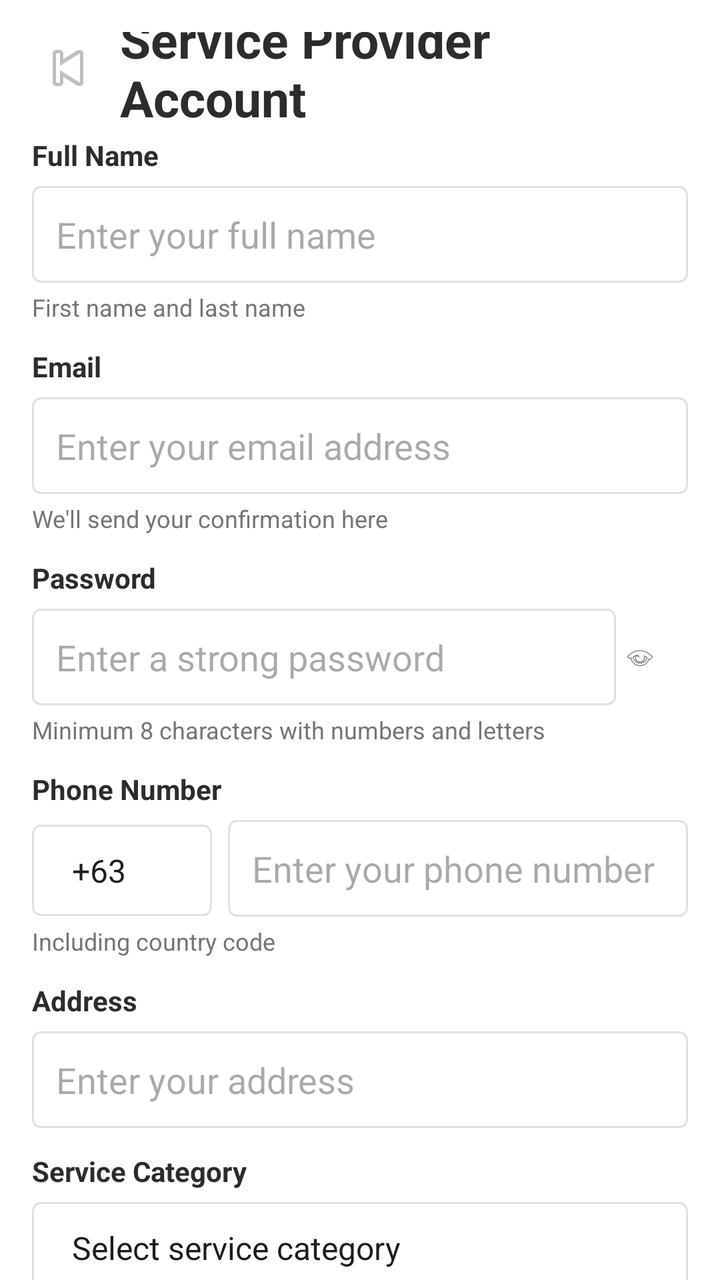
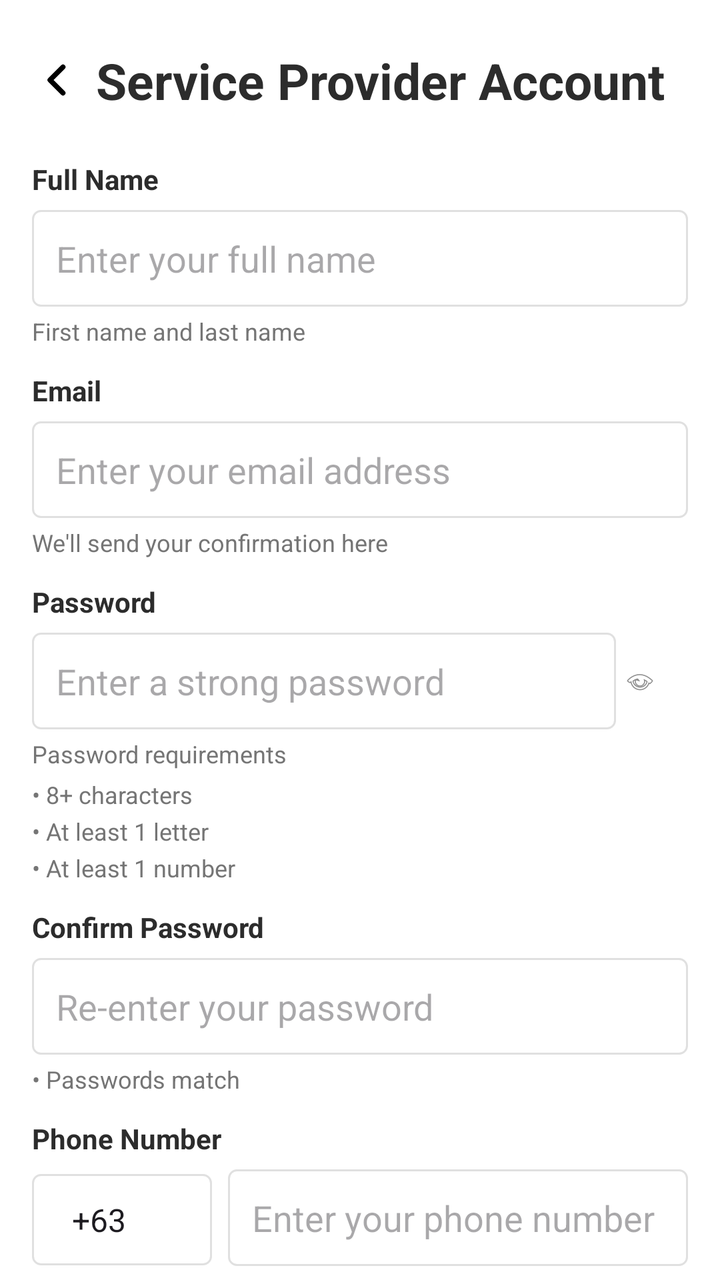

Before-and-after screenshots of an Android layout around one commit, followed by the original layout XML and the change that was made.
<!-- AndroidManifest.xml: application theme Theme.FixItFinderApp -->
<!-- res/layout/activity_provider_register.xml -->
<?xml version="1.0" encoding="utf-8"?>
<androidx.core.widget.NestedScrollView
    xmlns:android="http://schemas.android.com/apk/res/android"
    xmlns:app="http://schemas.android.com/apk/res-auto"
    android:layout_width="match_parent"
    android:layout_height="match_parent"
    android:background="@color/color_background"
    android:fillViewport="true">

    <androidx.constraintlayout.widget.ConstraintLayout
        android:layout_width="match_parent"
        android:layout_height="wrap_content"
        android:padding="16dp">

        <ImageButton
            android:id="@+id/btnBack"
            android:layout_width="36dp"
            android:layout_height="36dp"
            android:background="@android:color/transparent"
            android:contentDescription="Back"
            android:src="@android:drawable/ic_media_previous"
            app:layout_constraintStart_toStartOf="parent"
            app:layout_constraintTop_toTopOf="parent" />

        <TextView
            android:id="@+id/tvPageTitle"
            android:layout_width="0dp"
            android:layout_height="wrap_content"
            android:layout_marginStart="8dp"
            android:text="Service Provider Account"
            android:textColor="@color/color_text_dark"
            android:textSize="25sp"
            android:textStyle="bold"
            app:layout_constraintBottom_toBottomOf="@+id/btnBack"
            app:layout_constraintEnd_toEndOf="parent"
            app:layout_constraintStart_toEndOf="@+id/btnBack"
            app:layout_constraintTop_toTopOf="@+id/btnBack" />

        <TextView
            android:id="@+id/tvFullNameLabel"
            android:layout_width="wrap_content"
            android:layout_height="wrap_content"
            android:layout_marginTop="16dp"
            android:text="Full Name"
            android:textColor="@color/color_text_dark"
            android:textSize="14sp"
            android:textStyle="bold"
            app:layout_constraintStart_toStartOf="parent"
            app:layout_constraintTop_toBottomOf="@+id/btnBack" />

        <EditText
            android:id="@+id/edtFullName"
            android:layout_width="0dp"
            android:layout_height="wrap_content"
            android:layout_marginTop="6dp"
            android:background="@drawable/edittext_background"
            android:hint="Enter your full name"
            android:inputType="textPersonName"
            android:padding="12dp"
            app:layout_constraintEnd_toEndOf="parent"
            app:layout_constraintStart_toStartOf="parent"
            app:layout_constraintTop_toBottomOf="@+id/tvFullNameLabel" />

        <TextView
            android:id="@+id/tvFullNameHelp"
            android:layout_width="wrap_content"
            android:layout_height="wrap_content"
            android:layout_marginTop="4dp"
            android:text="First name and last name"
            android:textColor="@color/text_gray"
            android:textSize="12sp"
            app:layout_constraintStart_toStartOf="parent"
            app:layout_constraintTop_toBottomOf="@+id/edtFullName" />

        <TextView
            android:id="@+id/tvEmailLabel"
            android:layout_width="wrap_content"
            android:layout_height="wrap_content"
            android:layout_marginTop="12dp"
            android:text="Email"
            android:textColor="@color/color_text_dark"
            android:textSize="14sp"
            android:textStyle="bold"
            app:layout_constraintStart_toStartOf="parent"
            app:layout_constraintTop_toBottomOf="@+id/tvFullNameHelp" />

        <EditText
            android:id="@+id/edtEmail"
            android:layout_width="0dp"
            android:layout_height="wrap_content"
            android:layout_marginTop="6dp"
            android:background="@drawable/edittext_background"
            android:hint="Enter your email address"
            android:inputType="textEmailAddress"
            android:padding="12dp"
            app:layout_constraintEnd_toEndOf="parent"
            app:layout_constraintStart_toStartOf="parent"
            app:layout_constraintTop_toBottomOf="@+id/tvEmailLabel" />

        <TextView
            android:id="@+id/tvEmailHelp"
            android:layout_width="wrap_content"
            android:layout_height="wrap_content"
            android:layout_marginTop="4dp"
            android:text="We'll send your confirmation here"
            android:textColor="@color/text_gray"
            android:textSize="12sp"
            app:layout_constraintStart_toStartOf="parent"
            app:layout_constraintTop_toBottomOf="@+id/edtEmail" />

        <TextView
            android:id="@+id/tvPasswordLabel"
            android:layout_width="wrap_content"
            android:layout_height="wrap_content"
            android:layout_marginTop="12dp"
            android:text="Password"
            android:textColor="@color/color_text_dark"
            android:textSize="14sp"
            android:textStyle="bold"
            app:layout_constraintStart_toStartOf="parent"
            app:layout_constraintTop_toBottomOf="@+id/tvEmailHelp" />

        <androidx.constraintlayout.widget.ConstraintLayout
            android:id="@+id/passwordContainer"
            android:layout_width="0dp"
            android:layout_height="wrap_content"
            android:layout_marginTop="6dp"
            app:layout_constraintEnd_toEndOf="parent"
            app:layout_constraintStart_toStartOf="parent"
            app:layout_constraintTop_toBottomOf="@+id/tvPasswordLabel">

            <EditText
                android:id="@+id/edtPassword"
                android:layout_width="0dp"
                android:layout_height="wrap_content"
                android:background="@drawable/edittext_background"
                android:hint="Enter a strong password"
                android:inputType="textPassword"
                android:padding="12dp"
                android:paddingEnd="48dp"
                app:layout_constraintBottom_toBottomOf="parent"
                app:layout_constraintEnd_toStartOf="@+id/btnPasswordToggle"
                app:layout_constraintStart_toStartOf="parent"
                app:layout_constraintTop_toTopOf="parent" />

            <ImageView
                android:id="@+id/btnPasswordToggle"
                android:layout_width="24dp"
                android:layout_height="24dp"
                android:layout_marginEnd="12dp"
                android:contentDescription="Show/Hide Password"
                android:padding="4dp"
                android:src="@android:drawable/ic_menu_view"
                app:layout_constraintBottom_toBottomOf="parent"
                app:layout_constraintEnd_toEndOf="parent"
                app:layout_constraintTop_toTopOf="parent" />
        </androidx.constraintlayout.widget.ConstraintLayout>

        <TextView
            android:id="@+id/tvPasswordHelp"
            android:layout_width="wrap_content"
            android:layout_height="wrap_content"
            android:layout_marginTop="4dp"
            android:text="Minimum 8 characters with numbers and letters"
            android:textColor="@color/text_gray"
            android:textSize="12sp"
            app:layout_constraintStart_toStartOf="parent"
            app:layout_constraintTop_toBottomOf="@+id/passwordContainer" />

        <TextView
            android:id="@+id/tvPhoneLabel"
            android:layout_width="wrap_content"
            android:layout_height="wrap_content"
            android:layout_marginTop="12dp"
            android:text="Phone Number"
            android:textColor="@color/color_text_dark"
            android:textSize="14sp"
            android:textStyle="bold"
            app:layout_constraintStart_toStartOf="parent"
            app:layout_constraintTop_toBottomOf="@+id/tvPasswordHelp" />

        <LinearLayout
            android:id="@+id/phoneContainer"
            android:layout_width="0dp"
            android:layout_height="wrap_content"
            android:layout_marginTop="6dp"
            android:orientation="horizontal"
            app:layout_constraintEnd_toEndOf="parent"
            app:layout_constraintStart_toStartOf="parent"
            app:layout_constraintTop_toBottomOf="@+id/tvPhoneLabel">

            <Spinner
                android:id="@+id/spinnerCountryCode"
                android:layout_width="90dp"
                android:layout_height="wrap_content"
                android:background="@drawable/edittext_background"
                android:entries="@array/country_codes"
                android:padding="12dp" />

            <EditText
                android:id="@+id/edtPhone"
                android:layout_width="0dp"
                android:layout_height="wrap_content"
                android:layout_marginStart="8dp"
                android:layout_weight="1"
                android:background="@drawable/edittext_background"
                android:hint="Enter your phone number"
                android:inputType="phone"
                android:padding="12dp" />
        </LinearLayout>

        <TextView
            android:id="@+id/tvPhoneHelp"
            android:layout_width="wrap_content"
            android:layout_height="wrap_content"
            android:layout_marginTop="4dp"
            android:text="Including country code"
            android:textColor="@color/text_gray"
            android:textSize="12sp"
            app:layout_constraintStart_toStartOf="parent"
            app:layout_constraintTop_toBottomOf="@+id/phoneContainer" />

        <TextView
            android:id="@+id/tvAddressLabel"
            android:layout_width="wrap_content"
            android:layout_height="wrap_content"
            android:layout_marginTop="12dp"
            android:text="Address"
            android:textColor="@color/color_text_dark"
            android:textSize="14sp"
            android:textStyle="bold"
            app:layout_constraintStart_toStartOf="parent"
            app:layout_constraintTop_toBottomOf="@+id/tvPhoneHelp" />

        <EditText
            android:id="@+id/edtAddress"
            android:layout_width="0dp"
            android:layout_height="wrap_content"
            android:layout_marginTop="6dp"
            android:background="@drawable/edittext_background"
            android:hint="Enter your address"
            android:inputType="textPostalAddress"
            android:padding="12dp"
            app:layout_constraintEnd_toEndOf="parent"
            app:layout_constraintStart_toStartOf="parent"
            app:layout_constraintTop_toBottomOf="@+id/tvAddressLabel" />

        <TextView
            android:id="@+id/tvCategoryLabel"
            android:layout_width="wrap_content"
            android:layout_height="wrap_content"
            android:layout_marginTop="12dp"
            android:text="Service Category"
            android:textColor="@color/color_text_dark"
            android:textSize="14sp"
            android:textStyle="bold"
            app:layout_constraintStart_toStartOf="parent"
            app:layout_constraintTop_toBottomOf="@+id/edtAddress" />

        <Spinner
            android:id="@+id/spinnerServiceCategory"
            android:layout_width="0dp"
            android:layout_height="wrap_content"
            android:layout_marginTop="6dp"
            android:background="@drawable/edittext_background"
            android:entries="@array/service_categories"
            android:padding="12dp"
            app:layout_constraintEnd_toEndOf="parent"
            app:layout_constraintStart_toStartOf="parent"
            app:layout_constraintTop_toBottomOf="@+id/tvCategoryLabel" />

        <TextView
            android:id="@+id/tvIdLabel"
            android:layout_width="wrap_content"
            android:layout_height="wrap_content"
            android:layout_marginTop="16dp"
            android:text="Identifications/Valid ID"
            android:textColor="@color/color_text_dark"
            android:textSize="14sp"
            android:textStyle="bold"
            app:layout_constraintStart_toStartOf="parent"
            app:layout_constraintTop_toBottomOf="@+id/spinnerServiceCategory" />

        <LinearLayout
            android:id="@+id/layoutIdButtons"
            android:layout_width="0dp"
            android:layout_height="wrap_content"
            android:layout_marginTop="8dp"
            android:orientation="horizontal"
            app:layout_constraintEnd_toEndOf="parent"
            app:layout_constraintStart_toStartOf="parent"
            app:layout_constraintTop_toBottomOf="@+id/tvIdLabel">

            <Button
                android:id="@+id/btnId1"
                android:layout_width="0dp"
                android:layout_height="40dp"
                android:layout_marginEnd="8dp"
                android:layout_weight="1"
                android:background="@drawable/button_outline_light"
                android:text="ID 1"
                android:textColor="@color/color_background" />

            <Button
                android:id="@+id/btnId2"
                android:layout_width="0dp"
                android:layout_height="40dp"
                android:layout_marginEnd="8dp"
                android:layout_weight="1"
                android:background="@drawable/button_outline_light"
                android:text="ID 2"
                android:textColor="@color/color_background" />

            <Button
                android:id="@+id/btnId3"
                android:layout_width="0dp"
                android:layout_height="40dp"
                android:layout_weight="1"
                android:background="@drawable/button_outline_light"
                android:text="ID 3"
                android:textColor="@color/color_background" />
        </LinearLayout>

        <Button
            android:id="@+id/btnRegister"
            android:layout_width="0dp"
            android:layout_height="48dp"
            android:layout_marginTop="24dp"
            android:layout_marginBottom="16dp"
            android:background="@drawable/button_rounded_primary"
            android:text="Submit"
            android:textColor="@color/color_background"
            app:layout_constraintBottom_toBottomOf="parent"
            app:layout_constraintEnd_toEndOf="parent"
            app:layout_constraintStart_toStartOf="parent"
            app:layout_constraintTop_toBottomOf="@+id/layoutIdButtons" />

    </androidx.constraintlayout.widget.ConstraintLayout>
</androidx.core.widget.NestedScrollView>
<!-- resources referenced by this layout -->
<resources>
  <string-array name="country_codes">
          <item>+63</item>
      </string-array>
  <string-array name="service_categories">
          <item>Select service category</item>
          <item>Carpentry</item>
          <item>Plumbing</item>
          <item>Aircon Repairs</item>
          <item>Car Mechanic</item>
          <item>Appliance Repair</item>
          <item>Electrical Repair</item>
          <item>Electronics Repair</item>
          <item>Internet Technician</item>
      </string-array>
  <color name="color_background">#FFFFFF</color>
  <color name="color_text_dark">#2C2C2C</color>
  <color name="text_gray">#757575</color>
  <!-- drawable button_outline_light (drawable) -->
  <?xml version="1.0" encoding="utf-8"?>
  <shape xmlns:android="http://schemas.android.com/apk/res/android">
      <solid android:color="@color/color_primary" />
      <corners android:radius="8dp" />
      <padding
          android:left="16dp"
          android:top="8dp"
          android:right="16dp"
          android:bottom="8dp" />
  </shape>
  <!-- drawable button_rounded_primary (drawable) -->
  <?xml version="1.0" encoding="utf-8"?>
  <shape xmlns:android="http://schemas.android.com/apk/res/android"
      android:shape="rectangle">
  
      <solid android:color="@color/color_primary" />
  
      
      <corners
          android:radius="8dp" />
  
      <padding
          android:left="16dp"
          android:top="8dp"
          android:right="16dp"
          android:bottom="8dp" />
  
  </shape>
  <!-- drawable edittext_background (drawable) -->
  <?xml version="1.0" encoding="utf-8"?>
  <shape xmlns:android="http://schemas.android.com/apk/res/android"
      android:shape="rectangle">
      <solid android:color="@android:color/white" />
      <stroke
          android:width="1dp"
          android:color="#E0E0E0" />
      <corners android:radius="4dp" />
  </shape>
  <style name="Theme.FixItFinderApp" parent="Base.Theme.FixItFinderApp" />
  <color name="color_primary">#7B1113</color>
  <style name="Base.Theme.FixItFinderApp" parent="Theme.Material3.DayNight.NoActionBar">
          <item name="colorPrimary">@color/color_primary</item>
          <item name="colorSecondary">@color/color_secondary</item>
          <item name="colorSurface">@color/color_background</item>
          <item name="colorOnSurface">@color/color_text_dark</item>
          <item name="colorPrimaryContainer">@color/color_primary</item>
          <item name="colorOnPrimary">@color/color_background</item>
      </style>
  <color name="color_secondary">#825037</color>
</resources>

<!-- the commit's change to res/layout/activity_provider_register.xml (unified diff, before → after) -->
@@ -14,11 +14,11 @@
 
         <ImageButton
             android:id="@+id/btnBack"
-            android:layout_width="36dp"
-            android:layout_height="36dp"
+            android:layout_width="@dimen/back_btn_width"
+            android:layout_height="@dimen/back_btn_height"
             android:background="@android:color/transparent"
             android:contentDescription="Back"
-            android:src="@android:drawable/ic_media_previous"
+            android:src="@drawable/ic_back_chevron"
             app:layout_constraintStart_toStartOf="parent"
             app:layout_constraintTop_toTopOf="parent" />
 
@@ -161,13 +161,82 @@
             android:layout_width="wrap_content"
             android:layout_height="wrap_content"
             android:layout_marginTop="4dp"
-            android:text="Minimum 8 characters with numbers and letters"
+            android:text="Password requirements"
             android:textColor="@color/text_gray"
             android:textSize="12sp"
             app:layout_constraintStart_toStartOf="parent"
             app:layout_constraintTop_toBottomOf="@+id/passwordContainer" />
 
         <TextView
+            android:id="@+id/tvPasswordRuleLength"
+            android:layout_width="wrap_content"
+            android:layout_height="wrap_content"
+            android:layout_marginTop="4dp"
+            android:text="• 8+ characters"
+            android:textColor="@color/text_gray"
+            android:textSize="12sp"
+            app:layout_constraintStart_toStartOf="parent"
+            app:layout_constraintTop_toBottomOf="@+id/tvPasswordHelp" />
+
+        <TextView
+            android:id="@+id/tvPasswordRuleLetter"
+            android:layout_width="wrap_content"
+            android:layout_height="wrap_content"
+            android:layout_marginTop="2dp"
+            android:text="• At least 1 letter"
+            android:textColor="@color/text_gray"
+            android:textSize="12sp"
+            app:layout_constraintStart_toStartOf="parent"
+            app:layout_constraintTop_toBottomOf="@+id/tvPasswordRuleLength" />
+
+        <TextView
+            android:id="@+id/tvPasswordRuleNumber"
+            android:layout_width="wrap_content"
+            android:layout_height="wrap_content"
+            android:layout_marginTop="2dp"
+            android:text="• At least 1 number"
+            android:textColor="@color/text_gray"
+            android:textSize="12sp"
+            app:layout_constraintStart_toStartOf="parent"
+            app:layout_constraintTop_toBottomOf="@+id/tvPasswordRuleLetter" />
+
+        <TextView
+            android:id="@+id/tvConfirmPasswordLabel"
+            android:layout_width="wrap_content"
+            android:layout_height="wrap_content"
+            android:layout_marginTop="12dp"
+            android:text="Confirm Password"
+            android:textColor="@color/color_text_dark"
+            android:textSize="14sp"
+            android:textStyle="bold"
+            app:layout_constraintStart_toStartOf="parent"
+            app:layout_constraintTop_toBottomOf="@+id/tvPasswordRuleNumber" />
+
+        <EditText
+            android:id="@+id/edtConfirmPassword"
+            android:layout_width="0dp"
+            android:layout_height="wrap_content"
+            android:layout_marginTop="6dp"
+            android:background="@drawable/edittext_background"
+            android:hint="Re-enter your password"
+            android:inputType="textPassword"
+            android:padding="12dp"
+            app:layout_constraintEnd_toEndOf="parent"
+            app:layout_constraintStart_toStartOf="parent"
+            app:layout_constraintTop_toBottomOf="@+id/tvConfirmPasswordLabel" />
+
+        <TextView
+            android:id="@+id/tvPasswordRuleMatch"
+            android:layout_width="wrap_content"
+            android:layout_height="wrap_content"
+            android:layout_marginTop="4dp"
+            android:text="• Passwords match"
+            android:textColor="@color/text_gray"
+            android:textSize="12sp"
+            app:layout_constraintStart_toStartOf="parent"
+            app:layout_constraintTop_toBottomOf="@+id/edtConfirmPassword" />
+
+        <TextView
             android:id="@+id/tvPhoneLabel"
             android:layout_width="wrap_content"
             android:layout_height="wrap_content"
@@ -177,7 +246,7 @@
             android:textSize="14sp"
             android:textStyle="bold"
             app:layout_constraintStart_toStartOf="parent"
-            app:layout_constraintTop_toBottomOf="@+id/tvPasswordHelp" />
+            app:layout_constraintTop_toBottomOf="@+id/tvPasswordRuleMatch" />
 
         <LinearLayout
             android:id="@+id/phoneContainer"
@@ -270,62 +339,22 @@
             app:layout_constraintTop_toBottomOf="@+id/tvCategoryLabel" />
 
         <TextView
-            android:id="@+id/tvIdLabel"
-            android:layout_width="wrap_content"
+            android:id="@+id/tvDocsHint"
+            android:layout_width="0dp"
             android:layout_height="wrap_content"
             android:layout_marginTop="16dp"
-            android:text="Identifications/Valid ID"
-            android:textColor="@color/color_text_dark"
-            android:textSize="14sp"
-            android:textStyle="bold"
+            android:text="After you verify your phone, upload ID/DTI, BIR, and Business Permit under Settings or tap your verification status on the home screen."
+            android:textColor="@color/text_gray"
+            android:textSize="12sp"
+            app:layout_constraintEnd_toEndOf="parent"
             app:layout_constraintStart_toStartOf="parent"
             app:layout_constraintTop_toBottomOf="@+id/spinnerServiceCategory" />
-
-        <LinearLayout
-            android:id="@+id/layoutIdButtons"
-            android:layout_width="0dp"
-            android:layout_height="wrap_content"
-            android:layout_marginTop="8dp"
-            android:orientation="horizontal"
-            app:layout_constraintEnd_toEndOf="parent"
-            app:layout_constraintStart_toStartOf="parent"
-            app:layout_constraintTop_toBottomOf="@+id/tvIdLabel">
-
-            <Button
-                android:id="@+id/btnId1"
-                android:layout_width="0dp"
-                android:layout_height="40dp"
-                android:layout_marginEnd="8dp"
-                android:layout_weight="1"
-                android:background="@drawable/button_outline_light"
-                android:text="ID 1"
-                android:textColor="@color/color_background" />
-
-            <Button
-                android:id="@+id/btnId2"
-                android:layout_width="0dp"
-                android:layout_height="40dp"
-                android:layout_marginEnd="8dp"
-                android:layout_weight="1"
-                android:background="@drawable/button_outline_light"
-                android:text="ID 2"
-                android:textColor="@color/color_background" />
-
-            <Button
-                android:id="@+id/btnId3"
-                android:layout_width="0dp"
-                android:layout_height="40dp"
-                android:layout_weight="1"
-                android:background="@drawable/button_outline_light"
-                android:text="ID 3"
-                android:textColor="@color/color_background" />
-        </LinearLayout>
 
         <Button
             android:id="@+id/btnRegister"
             android:layout_width="0dp"
             android:layout_height="48dp"
-            android:layout_marginTop="24dp"
+            android:layout_marginTop="20dp"
             android:layout_marginBottom="16dp"
             android:background="@drawable/button_rounded_primary"
             android:text="Submit"
@@ -333,7 +362,7 @@
             app:layout_constraintBottom_toBottomOf="parent"
             app:layout_constraintEnd_toEndOf="parent"
             app:layout_constraintStart_toStartOf="parent"
-            app:layout_constraintTop_toBottomOf="@+id/layoutIdButtons" />
+            app:layout_constraintTop_toBottomOf="@+id/tvDocsHint" />
 
     </androidx.constraintlayout.widget.ConstraintLayout>
 </androidx.core.widget.NestedScrollView>
<!-- resource entries referenced after the edit -->
@@ -17,17 +17,8 @@
   <color name="color_background">#FFFFFF</color>
   <color name="color_text_dark">#2C2C2C</color>
   <color name="text_gray">#757575</color>
-  <!-- drawable button_outline_light (drawable) -->
-  <?xml version="1.0" encoding="utf-8"?>
-  <shape xmlns:android="http://schemas.android.com/apk/res/android">
-      <solid android:color="@color/color_primary" />
-      <corners android:radius="8dp" />
-      <padding
-          android:left="16dp"
-          android:top="8dp"
-          android:right="16dp"
-          android:bottom="8dp" />
-  </shape>
+  <dimen name="back_btn_height">48dp</dimen>
+  <dimen name="back_btn_width">24dp</dimen>
   <!-- drawable button_rounded_primary (drawable) -->
   <?xml version="1.0" encoding="utf-8"?>
   <shape xmlns:android="http://schemas.android.com/apk/res/android"
@@ -56,6 +47,21 @@
           android:color="#E0E0E0" />
       <corners android:radius="4dp" />
   </shape>
+  <!-- drawable ic_back_chevron (drawable) -->
+  <?xml version="1.0" encoding="utf-8"?>
+  <vector xmlns:android="http://schemas.android.com/apk/res/android"
+      android:width="24dp"
+      android:height="24dp"
+      android:viewportWidth="24"
+      android:viewportHeight="24">
+      <path
+          android:fillColor="@android:color/transparent"
+          android:strokeColor="#000000"
+          android:strokeWidth="2.5"
+          android:strokeLineCap="round"
+          android:strokeLineJoin="round"
+          android:pathData="M15.5,5.5 L9,12 L15.5,18.5" />
+  </vector>
   <style name="Theme.FixItFinderApp" parent="Base.Theme.FixItFinderApp" />
   <color name="color_primary">#7B1113</color>
   <style name="Base.Theme.FixItFinderApp" parent="Theme.Material3.DayNight.NoActionBar">
